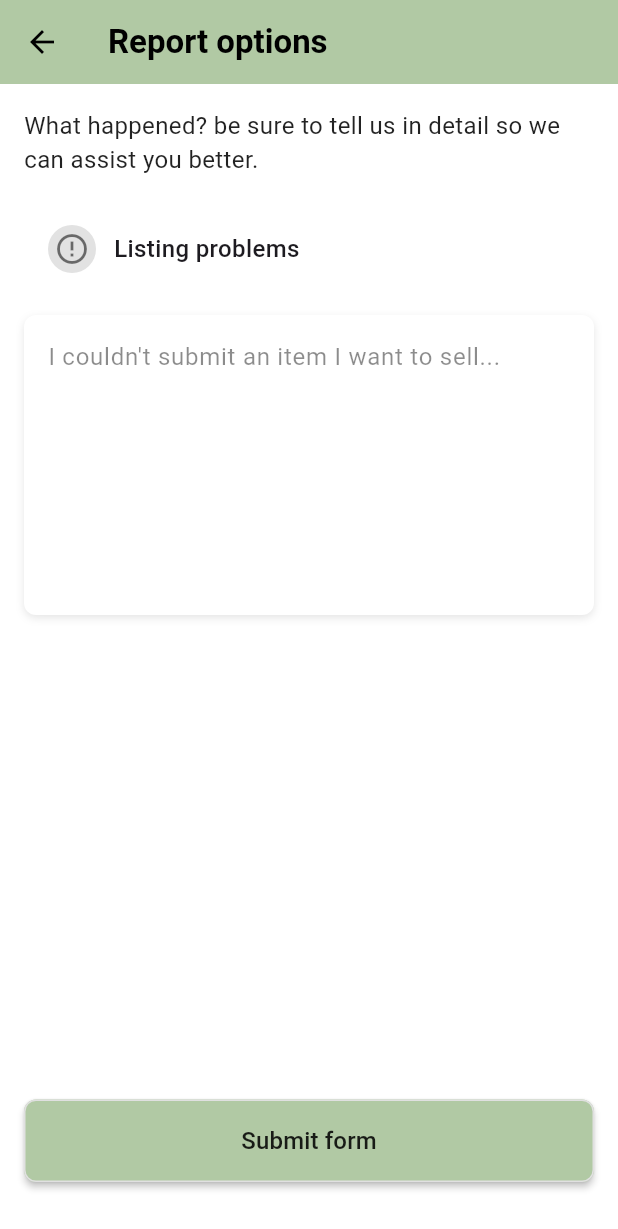
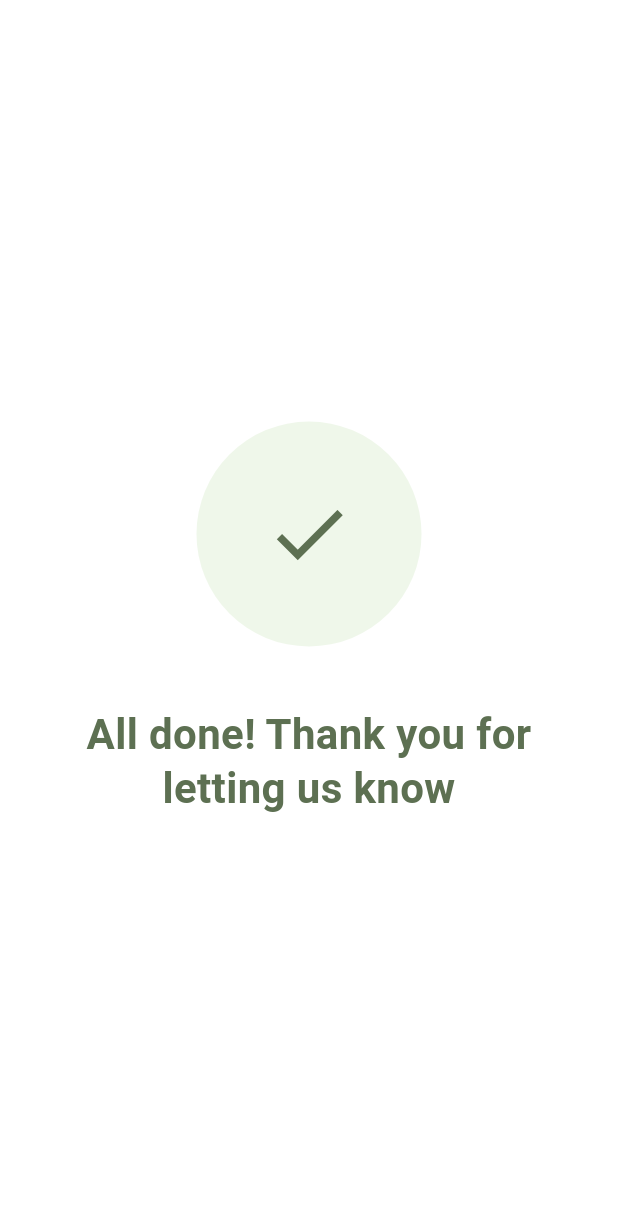
Before and after one commit to feltan01/Loopit, a Flutter app: the ReportOptionsPage screen opened directly, after a tap on "Submit form", on a phone screen of 412 x 824 dp. Shown: the top 1229 px of the screen. Run offline on Flutter 3.47's test engine with Material 3 defaults, Android fonts, the phone set to English and light mode, and no system bars; our stand-ins replace google_maps_flutter.

Commit message:
edit orderdetails and report

```diff
--- a/loopit/lib/screens/orderdetails_cod_seller.dart
+++ b/loopit/lib/screens/orderdetails_cod_seller.dart
@@ -1,5 +1,6 @@
 import 'package:flutter/material.dart';
 import 'report.dart'; // Import the report screen
+import 'meetingpoint.dart';
 
 void main() {
   runApp(const OrderdetailsCodSeller());
--- /dev/null
+++ b/loopit/lib/screens/report_alldone.dart
@@ -0,0 +1,69 @@
+import 'package:flutter/material.dart';
+
+void main() {
+  runApp(const AlldonePage());
+}
+
+class AlldonePage extends StatelessWidget {
+  const AlldonePage({Key? key}) : super(key: key);
+
+  @override
+  Widget build(BuildContext context) {
+    return MaterialApp(
+      title: 'Confirmation Page',
+      debugShowCheckedModeBanner: false,
+      theme: ThemeData(
+        primarySwatch: Colors.blue,
+        fontFamily: 'Roboto',
+      ),
+      home: const ConfirmationPage(),
+    );
+  }
+}
+
+class ConfirmationPage extends StatelessWidget {
+  const ConfirmationPage({Key? key}) : super(key: key);
+
+  @override
+  Widget build(BuildContext context) {
+    return Scaffold(
+      backgroundColor: Colors.white,
+      body: Center(
+        child: Column(
+          mainAxisAlignment: MainAxisAlignment.center,
+          children: [
+            Container(
+              width: 150,
+              height: 150,
+              decoration: BoxDecoration(
+                color: const Color(0xFFEFF7EA),
+                shape: BoxShape.circle,
+              ),
+              child: Center(
+                child: Icon(
+                  Icons.check,
+                  size: 60,
+                  color: const Color(0xFF5D7052),
+                ),
+              ),
+            ),
+            const SizedBox(height: 40),
+            Padding(
+              padding: const EdgeInsets.symmetric(horizontal: 30),
+              child: Text(
+                'All done! Thank you for letting us know',
+                textAlign: TextAlign.center,
+                style: TextStyle(
+                  fontSize: 28,
+                  fontWeight: FontWeight.bold,
+                  color: const Color(0xFF5D7052),
+                  height: 1.3,
+                ),
+              ),
+            ),
+          ],
+        ),
+      ),
+    );
+  }
+}
--- a/loopit/lib/screens/report_listingproblems.dart
+++ b/loopit/lib/screens/report_listingproblems.dart
@@ -1,5 +1,6 @@
 import 'package:flutter/material.dart';
 import 'report.dart';
+import 'report_alldone.dart'; // Import the confirmation page
 
 void main() {
   runApp(const ReportListingproblems());
@@ -136,7 +137,13 @@ class _ReportOptionsPageState extends State<ReportOptionsPage> {
               width: double.infinity,
               child: ElevatedButton(
                 onPressed: () {
-                  // Handle form submission
+                  // Navigate to the report_alldone.dart page when button is pressed
+                  Navigator.push(
+                    context,
+                    MaterialPageRoute(
+                      builder: (context) => const AlldonePage(),
+                    ),
+                  );
                 },
                 style: ElevatedButton.styleFrom(
                   backgroundColor: buttonColor,
--- a/loopit/pubspec.yaml
+++ b/loopit/pubspec.yaml
@@ -30,6 +30,7 @@ environment:
 dependencies:
   flutter:
     sdk: flutter
+  google_maps_flutter: ^2.5.0
 
   # The following adds the Cupertino Icons font to your application.
   # Use with the CupertinoIcons class for iOS style icons.
```
Also changed, not shown: loopit/lib/screens/meetingpoint.dart (added, +240 -0 lines), loopit/lib/screens/messages.dart (+19 -5 lines), loopit/lib/screens/new_listing.dart (+15 -7 lines), loopit/lib/screens/your_listings.dart (+27 -6 lines), loopit/assets/images/shoes.jpg (added), loopit/pubspec.lock, 1 other file.
